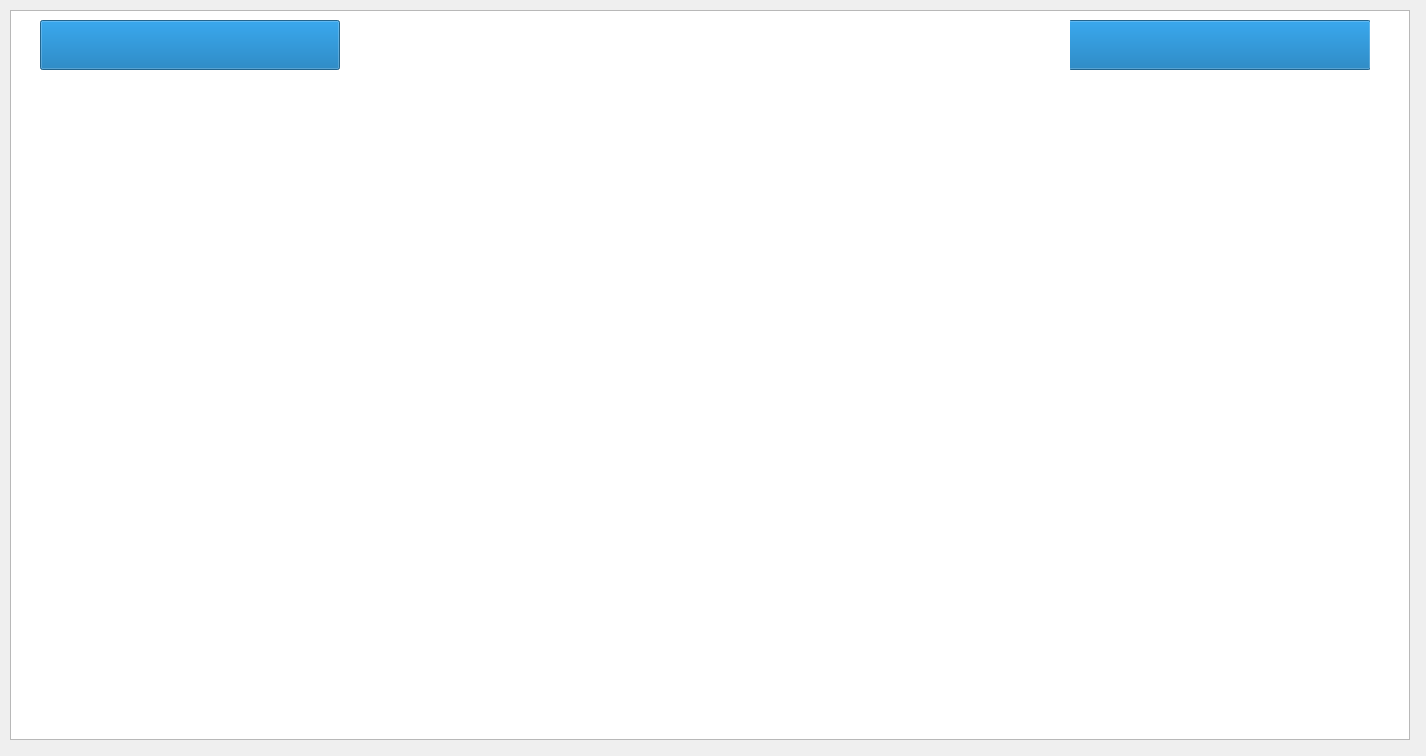
Above: mainwindow.ui from Nooby54/Proyecto-Final before the change. Below: the same form after it.
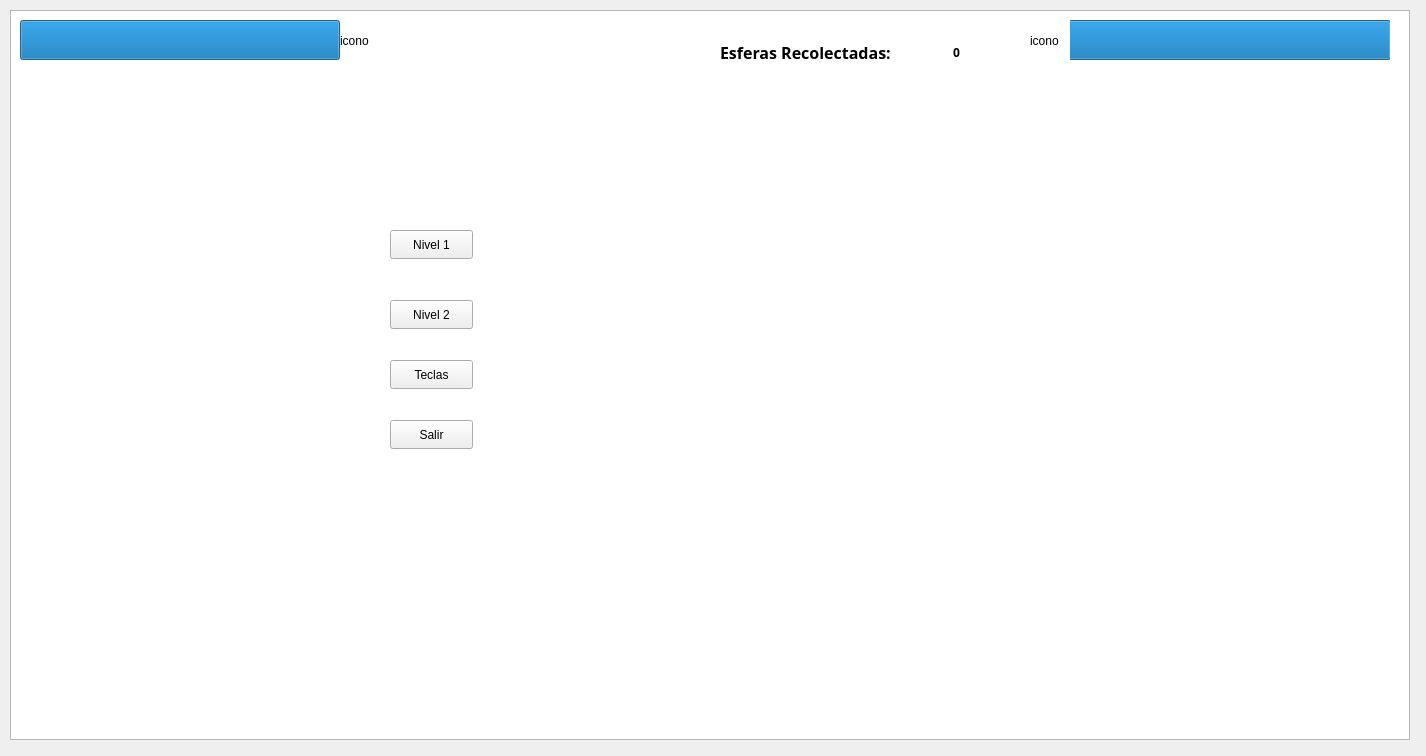
That is the form after the change.

Commit message: Elimino la clase nivel, añado botones para iniciar los niveles, falta mostrar un botón para volver al menu cuando pierde el nivel o lo gana. Falta implementar obstáculos al nivel 1 y pulir detalles con las esferas. Otros cambios menores

Diff of the .ui file:
```diff
--- a/mainwindow.ui
+++ b/mainwindow.ui
@@ -14,6 +14,58 @@
    <string>MainWindow</string>
   </property>
   <widget class="QWidget" name="centralwidget">
+   <widget class="QPushButton" name="nivel1">
+    <property name="geometry">
+     <rect>
+      <x>390</x>
+      <y>230</y>
+      <width>83</width>
+      <height>29</height>
+     </rect>
+    </property>
+    <property name="text">
+     <string>Nivel 1</string>
+    </property>
+   </widget>
+   <widget class="QPushButton" name="nivel2">
+    <property name="geometry">
+     <rect>
+      <x>390</x>
+      <y>300</y>
+      <width>83</width>
+      <height>29</height>
+     </rect>
+    </property>
+    <property name="text">
+     <string>Nivel 2</string>
+    </property>
+   </widget>
+   <widget class="QPushButton" name="teclas">
+    <property name="geometry">
+     <rect>
+      <x>390</x>
+      <y>360</y>
+      <width>83</width>
+      <height>29</height>
+     </rect>
+    </property>
+    <property name="text">
+     <string>Teclas</string>
+    </property>
+   </widget>
+   <widget class="QPushButton" name="salir">
+    <property name="geometry">
+     <rect>
+      <x>390</x>
+      <y>420</y>
+      <width>83</width>
+      <height>29</height>
+     </rect>
+    </property>
+    <property name="text">
+     <string>Salir</string>
+    </property>
+   </widget>
    <widget class="QGraphicsView" name="graphicsView">
     <property name="geometry">
      <rect>
@@ -24,15 +76,37 @@
      </rect>
     </property>
    </widget>
+   <widget class="QLabel" name="iconoGoku">
+    <property name="geometry">
+     <rect>
+      <x>340</x>
+      <y>15</y>
+      <width>40</width>
+      <height>52</height>
+     </rect>
+    </property>
+    <property name="text">
+     <string>icono</string>
+    </property>
+   </widget>
    <widget class="QProgressBar" name="vidaGoku">
+    <property name="enabled">
+     <bool>true</bool>
+    </property>
     <property name="geometry">
      <rect>
-      <x>40</x>
+      <x>20</x>
       <y>20</y>
-      <width>300</width>
-      <height>50</height>
+      <width>320</width>
+      <height>40</height>
      </rect>
     </property>
+    <property name="sizePolicy">
+     <sizepolicy hsizetype="Expanding" vsizetype="Fixed">
+      <horstretch>0</horstretch>
+      <verstretch>0</verstretch>
+     </sizepolicy>
+    </property>
     <property name="maximum">
      <number>255</number>
     </property>
@@ -48,8 +122,8 @@
      <rect>
       <x>1070</x>
       <y>20</y>
-      <width>300</width>
-      <height>50</height>
+      <width>320</width>
+      <height>40</height>
      </rect>
     </property>
     <property name="layoutDirection">
@@ -65,6 +139,69 @@
      <bool>false</bool>
     </property>
    </widget>
+   <widget class="QLabel" name="iconoEnemigo">
+    <property name="geometry">
+     <rect>
+      <x>1030</x>
+      <y>15</y>
+      <width>40</width>
+      <height>52</height>
+     </rect>
+    </property>
+    <property name="text">
+     <string>icono</string>
+    </property>
+   </widget>
+   <widget class="QLabel" name="labelEsferas">
+    <property name="geometry">
+     <rect>
+      <x>720</x>
+      <y>40</y>
+      <width>231</width>
+      <height>25</height>
+     </rect>
+    </property>
+    <property name="font">
+     <font>
+      <family>8514oem</family>
+      <pointsize>12</pointsize>
+      <bold>true</bold>
+     </font>
+    </property>
+    <property name="text">
+     <string>Esferas Recolectadas:</string>
+    </property>
+   </widget>
+   <widget class="QLabel" name="conteoEsferas">
+    <property name="geometry">
+     <rect>
+      <x>950</x>
+      <y>40</y>
+      <width>63</width>
+      <height>25</height>
+     </rect>
+    </property>
+    <property name="font">
+     <font>
+      <family>8514oem</family>
+      <bold>true</bold>
+     </font>
+    </property>
+    <property name="text">
+     <string> 0</string>
+    </property>
+   </widget>
+   <zorder>graphicsView</zorder>
+   <zorder>nivel1</zorder>
+   <zorder>nivel2</zorder>
+   <zorder>teclas</zorder>
+   <zorder>salir</zorder>
+   <zorder>iconoGoku</zorder>
+   <zorder>vidaGoku</zorder>
+   <zorder>vidaEnemigo</zorder>
+   <zorder>iconoEnemigo</zorder>
+   <zorder>labelEsferas</zorder>
+   <zorder>conteoEsferas</zorder>
   </widget>
  </widget>
  <resources/>
```
The commit also changes 15 other files.
